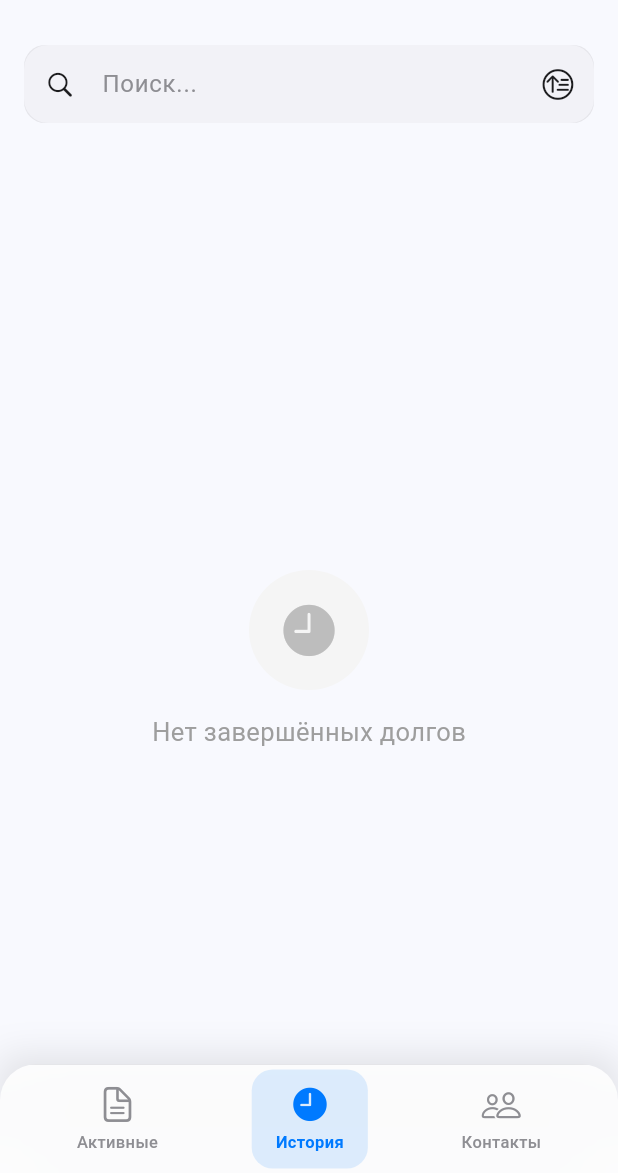
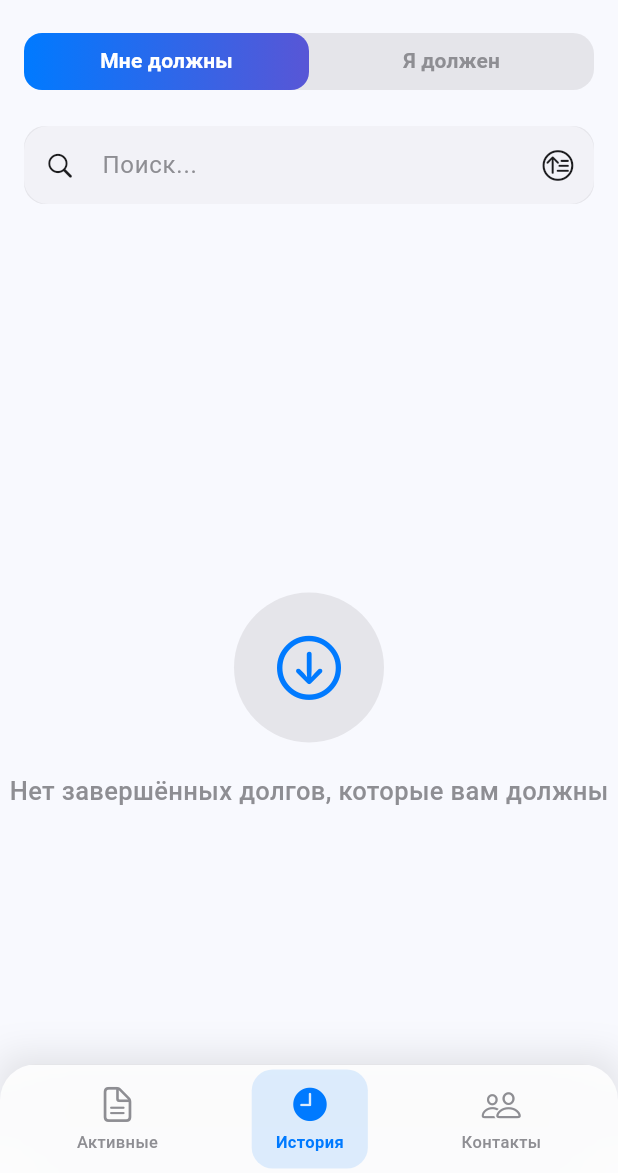
Before and after one commit to Nurtilekb/mydebt, a Flutter app: the screen it shows once a user with an empty profile is signed in, after a tap on "История", on a phone screen of 412 x 824 dp, the part 63-1236 px from its top. Run offline on Flutter 3.47's test engine with Material 3 defaults, Android fonts, the phone set to English and light mode, and no system bars; our stand-ins replace cloud_firestore, firebase_auth, firebase_core, firebase_messaging, flutter_contacts, google_sign_in and 1 more; accounts and stored records are empty; network calls fail.

Commit message:
update branch

```diff
--- a/lib/screens/active_debts_screen.dart
+++ b/lib/screens/active_debts_screen.dart
@@ -129,6 +129,7 @@ class _DebtList extends StatelessWidget {
 
   @override
   Widget build(BuildContext context) {
+    final isDark = Theme.of(context).brightness == Brightness.dark;
     return StreamBuilder<List<Debt>>(
       stream: stream,
       builder: (context, snapshot) {
@@ -147,7 +148,7 @@ class _DebtList extends StatelessWidget {
                   width: 100,
                   height: 100,
                   decoration: BoxDecoration(
-                    color: Theme.of(context).brightness == Brightness.dark
+                    color: isDark
                         ? const Color(0xFF2C2C2E)
                         : const Color(0xFFE5E5EA),
                     shape: BoxShape.circle,
@@ -157,9 +158,9 @@ class _DebtList extends StatelessWidget {
                         ? CupertinoIcons.arrow_down_circle
                         : CupertinoIcons.arrow_up_circle,
                     size: 50,
-                    color: Theme.of(
-                      context,
-                    ).colorScheme.primary.withOpacity(0.5),
+                    color: isDark
+                        ? const Color(0xFF0A84FF)
+                        : const Color(0xFF007AFF),
                   ),
                 ),
                 const SizedBox(height: 20),
@@ -167,9 +168,9 @@ class _DebtList extends StatelessWidget {
                   emptyMessage,
                   style: TextStyle(
                     fontSize: 17,
-                    color: Theme.of(
-                      context,
-                    ).colorScheme.onSurface.withOpacity(0.5),
+                    color: isDark
+                        ? const Color(0xFF8E8E93)
+                        : const Color(0xFF8E8E93),
                     fontWeight: FontWeight.w500,
                   ),
                 ),
@@ -291,19 +292,20 @@ class _DebtCard extends StatelessWidget {
                       children: [
                         Text(
                           otherName ?? 'Неизвестно',
-                          style: const TextStyle(
+                          style: TextStyle(
                             fontWeight: FontWeight.w600,
                             fontSize: 18,
                             letterSpacing: -0.3,
+                            color: isDark ? Colors.white : const Color(0xFF000000),
                           ),
                         ),
                         const SizedBox(height: 4),
                         Text(
                           isCreditor ? 'Должен вам' : 'Вы должны',
                           style: TextStyle(
-                            color: Theme.of(
-                              context,
-                            ).colorScheme.onSurface.withOpacity(0.5),
+                            color: isDark
+                                ? const Color(0xFF8E8E93)
+                                : const Color(0xFF8E8E93),
                             fontSize: 15,
                           ),
                         ),
@@ -345,9 +347,9 @@ class _DebtCard extends StatelessWidget {
                   child: Text(
                     debt.description!,
                     style: TextStyle(
-                      color: Theme.of(
-                        context,
-                      ).colorScheme.onSurface.withOpacity(0.8),
+                      color: isDark
+                          ? const Color(0xFFEBEBF5)
+                          : const Color(0xFF3A3A3C),
                       fontSize: 15,
                       height: 1.4,
                     ),
@@ -360,18 +362,18 @@ class _DebtCard extends StatelessWidget {
                   Icon(
                     CupertinoIcons.clock,
                     size: 16,
-                    color: Theme.of(
-                      context,
-                    ).colorScheme.onSurface.withOpacity(0.4),
+                    color: isDark
+                        ? const Color(0xFF8E8E93)
+                        : const Color(0xFF8E8E93),
                   ),
                   const SizedBox(width: 6),
                   Text(
                     _formatDate(debt.createdAt),
                     style: TextStyle(
                       fontSize: 14,
-                      color: Theme.of(
-                        context,
-                      ).colorScheme.onSurface.withOpacity(0.5),
+                      color: isDark
+                          ? const Color(0xFF8E8E93)
+                          : const Color(0xFF8E8E93),
                     ),
                   ),
                   const Spacer(),
--- a/lib/screens/create_debt_screen.dart
+++ b/lib/screens/create_debt_screen.dart
@@ -515,6 +515,7 @@ class _CreateDebtScreenState extends State<CreateDebtScreen> {
         description: _descController.text.trim().isEmpty
             ? null
             : _descController.text.trim(),
+        debtType: widget.debtType,
       );
       if (mounted) Navigator.pop(context);
     } catch (e) {
--- a/lib/screens/history_screen.dart
+++ b/lib/screens/history_screen.dart
@@ -12,9 +12,23 @@ class HistoryScreen extends StatefulWidget {
   State<HistoryScreen> createState() => _HistoryScreenState();
 }
 
-class _HistoryScreenState extends State<HistoryScreen> {
+class _HistoryScreenState extends State<HistoryScreen>
+    with SingleTickerProviderStateMixin {
   String _filterQuery = '';
   String _sortBy = 'date';
+  late TabController _tabController;
+
+  @override
+  void initState() {
+    super.initState();
+    _tabController = TabController(length: 2, vsync: this);
+  }
+
+  @override
+  void dispose() {
+    _tabController.dispose();
+    super.dispose();
+  }
 
   @override
   Widget build(BuildContext context) {
@@ -26,6 +40,52 @@ class _HistoryScreenState extends State<HistoryScreen> {
 
     return Column(
       children: [
+        // Tabs for "Мне должны" and "Я должен"
+        Container(
+          margin: const EdgeInsets.symmetric(horizontal: 16, vertical: 8),
+          decoration: BoxDecoration(
+            color: Theme.of(context).brightness == Brightness.dark
+                ? const Color(0xFF2C2C2E)
+                : const Color(0xFFE5E5EA),
+            borderRadius: BorderRadius.circular(14),
+          ),
+          child: TabBar(
+            controller: _tabController,
+            labelColor: Colors.white,
+            unselectedLabelColor:
+                Theme.of(context).brightness == Brightness.dark
+                ? const Color(0xFF8E8E93)
+                : const Color(0xFF8E8E93),
+            indicator: BoxDecoration(
+              borderRadius: BorderRadius.circular(12),
+              gradient: LinearGradient(
+                colors: [
+                  Theme.of(context).colorScheme.primary,
+                  Theme.of(context).colorScheme.secondary,
+                ],
+              ),
+            ),
+            indicatorSize: TabBarIndicatorSize.tab,
+            dividerColor: Colors.transparent,
+            padding: EdgeInsets.zero,
+            tabs: const [
+              Padding(
+                padding: EdgeInsets.symmetric(vertical: 8),
+                child: Text(
+                  'Мне должны',
+                  style: TextStyle(fontWeight: FontWeight.w600),
+                ),
+              ),
+              Padding(
+                padding: EdgeInsets.symmetric(vertical: 8),
+                child: Text(
+                  'Я должен',
+                  style: TextStyle(fontWeight: FontWeight.w600),
+                ),
+              ),
+            ],
+          ),
+        ),
         // Search and filter - iOS Style
         Padding(
           padding: const EdgeInsets.all(16),
@@ -66,16 +126,70 @@ class _HistoryScreenState extends State<HistoryScreen> {
           ),
         ),
 
-        // History list
+        // History list with tabs
+        Expanded(
+          child: TabBarView(
+            controller: _tabController,
+            children: [
+              // Tab 1: "Мне должны" — I'm creator, I lent money, others owe me
+              _HistoryList(
+                stream: debtService.getMyCreatedDebts(phone),
+                myRole: 'creator',
+                emptyMessage: 'Нет завершённых долгов, которые вам должны',
+                isCreditor: true,
+              ),
+              // Tab 2: "Я должен" — I'm participant, someone lent to me, I owe
+              _HistoryList(
+                stream: debtService.getParticipantDebts(phone),
+                myRole: 'participant',
+                emptyMessage: 'Нет завершённых долгов, которые вы должны',
+                isCreditor: false,
+              ),
+            ],
+          ),
+        ),
+      ],
+    );
+  }
+}
+
+class _HistoryList extends StatefulWidget {
+  final Stream<List<Debt>> stream;
+  final String myRole;
+  final String emptyMessage;
+  final bool isCreditor;
+
+  const _HistoryList({
+    required this.stream,
+    required this.myRole,
+    required this.emptyMessage,
+    required this.isCreditor,
+  });
+
+  @override
+  State<_HistoryList> createState() => _HistoryListState();
+}
+
+class _HistoryListState extends State<_HistoryList> {
+  String _filterQuery = '';
+  String _sortBy = 'date';
+
+  @override
+  Widget build(BuildContext context) {
+    return Column(
+      children: [
         Expanded(
           child: StreamBuilder<List<Debt>>(
-            stream: debtService.getArchivedDebts(phone),
+            stream: widget.stream,
             builder: (context, snapshot) {
               if (snapshot.connectionState == ConnectionState.waiting) {
-                return const Center(child: CircularProgressIndicator());
+                return const Center(child: CupertinoActivityIndicator());
               }
 
               var debts = snapshot.data ?? [];
+
+              // Filter only closed debts
+              debts = debts.where((d) => d.status == DebtStatus.closed).toList();
 
               // Apply filter
               if (_filterQuery.isNotEmpty) {
@@ -106,22 +220,34 @@ class _HistoryScreenState extends State<HistoryScreen> {
                     mainAxisAlignment: MainAxisAlignment.center,
                     children: [
                       Container(
-                        width: 80,
-                        height: 80,
+                        width: 100,
+                        height: 100,
                         decoration: BoxDecoration(
-                          color: Colors.grey.shade100,
+                          color: Theme.of(context).brightness == Brightness.dark
+                              ? const Color(0xFF2C2C2E)
+                              : const Color(0xFFE5E5EA),
                           shape: BoxShape.circle,
                         ),
                         child: Icon(
-                          CupertinoIcons.time_solid,
-                          size: 40,
-                          color: Colors.grey[400],
+                          widget.isCreditor
+                              ? CupertinoIcons.arrow_down_circle
+                              : CupertinoIcons.arrow_up_circle,
+                          size: 50,
+                          color: Theme.of(context).brightness == Brightness.dark
+                              ? const Color(0xFF0A84FF)
+                              : const Color(0xFF007AFF),
                         ),
                       ),
-                      const SizedBox(height: 16),
+                      const SizedBox(height: 20),
                       Text(
-                        'Нет завершённых долгов',
-                        style: TextStyle(fontSize: 17, color: Colors.grey[500]),
+                        widget.emptyMessage,
+                        style: TextStyle(
+                          fontSize: 17,
+                          color: Theme.of(context).brightness == Brightness.dark
+                              ? const Color(0xFF8E8E93)
+                              : const Color(0xFF8E8E93),
+                          fontWeight: FontWeight.w500,
+                        ),
                       ),
                     ],
                   ),
@@ -133,7 +259,7 @@ class _HistoryScreenState extends State<HistoryScreen> {
                 itemCount: debts.length,
                 itemBuilder: (context, index) {
                   final debt = debts[index];
-                  return _HistoryCard(debt: debt);
+                  return _HistoryCard(debt: debt, isCreditor: widget.isCreditor);
                 },
               );
             },
@@ -146,8 +272,9 @@ class _HistoryScreenState extends State<HistoryScreen> {
 
 class _HistoryCard extends StatelessWidget {
   final Debt debt;
+  final bool isCreditor;
 
-  const _HistoryCard({required this.debt});
+  const _HistoryCard({required this.debt, required this.isCreditor});
 
   @override
   Widget build(BuildContext context) {
@@ -160,6 +287,11 @@ class _HistoryCard extends StatelessWidget {
 
     final isClosed = debt.status == DebtStatus.closed;
     final statusColor = isClosed
+        ? const Color(0xFF34C759) // iOS Green
+        : const Color(0xFFFF3B30); // iOS Red
+
+    // Color coding: green for money I'll get, red for money I owe
+    final amountColor = isCreditor
         ? const Color(0xFF34C759) // iOS Green
         : const Color(0xFFFF3B30); // iOS Red
 
@@ -194,14 +326,14 @@ class _HistoryCard extends StatelessWidget {
                   width: 56,
                   height: 56,
                   decoration: BoxDecoration(
-                    color: statusColor.withOpacity(0.12),
+                    color: amountColor.withOpacity(0.12),
                     borderRadius: BorderRadius.circular(18),
                   ),
                   child: Icon(
-                    isClosed
-                        ? CupertinoIcons.checkmark_circle_fill
-                        : CupertinoIcons.xmark_circle_fill,
-                    color: statusColor,
+                    isCreditor
+                        ? CupertinoIcons.arrow_down_left
+                        : CupertinoIcons.arrow_up_right,
+                    color: amountColor,
                     size: 28,
                   ),
                 ),
@@ -212,19 +344,20 @@ class _HistoryCard extends StatelessWidget {
                     children: [
                       Text(
                         otherName ?? 'Неизвестно',
-                        style: const TextStyle(
+                        style: TextStyle(
                           fontWeight: FontWeight.w600,
                           fontSize: 17,
                           letterSpacing: -0.3,
+                          color: isDark ? Colors.white : const Color(0xFF000000),
                         ),
                       ),
                       const SizedBox(height: 4),
                       Text(
-                        isClosed ? 'Закрыт' : 'Отклонён',
+                        isCreditor ? 'Должен вам' : 'Вы должны',
                         style: TextStyle(
-                          color: Theme.of(
-                            context,
-                          ).colorScheme.onSurface.withOpacity(0.5),
+                          color: isDark
+                              ? const Color(0xFF8E8E93)
+                              : const Color(0xFF8E8E93),
                           fontSize: 14,
                         ),
                       ),
@@ -240,7 +373,7 @@ class _HistoryCard extends StatelessWidget {
                         fontWeight: FontWeight.bold,
                         fontSize: 19,
                         letterSpacing: -0.5,
-                        color: statusColor,
+                        color: amountColor,
                       ),
                     ),
                     const SizedBox(height: 4),
@@ -248,9 +381,9 @@ class _HistoryCard extends StatelessWidget {
                       _formatDate(debt.closedAt ?? debt.createdAt),
                       style: TextStyle(
                         fontSize: 12,
-                        color: Theme.of(
-                          context,
-                        ).colorScheme.onSurface.withOpacity(0.4),
+                        color: isDark
+                            ? const Color(0xFF8E8E93)
+                            : const Color(0xFF8E8E93),
                       ),
                     ),
                   ],
@@ -300,9 +433,9 @@ class _HistoryCard extends StatelessWidget {
                         width: 40,
                         height: 4,
                         decoration: BoxDecoration(
-                          color: Theme.of(
-                            context,
-                          ).colorScheme.onSurface.withOpacity(0.2),
+                          color: isDark
+                              ? const Color(0xFF3A3A3C)
+                              : const Color(0xFFD1D1D6),
                           borderRadius: BorderRadius.circular(2),
                         ),
                       ),
@@ -310,9 +443,11 @@ class _HistoryCard extends StatelessWidget {
                     const SizedBox(height: 20),
                     Text(
                       'Детали долга',
-                      style: Theme.of(context).textTheme.titleLarge?.copyWith(
+                      style: TextStyle(
                         fontWeight: FontWeight.bold,
+                        fontSize: 20,
                         letterSpacing: -0.5,
+                        color: isDark ? Colors.white : const Color(0xFF000000),
                       ),
                     ),
                     const SizedBox(height: 20),
@@ -369,7 +504,9 @@ class _HistoryCard extends StatelessWidget {
           child: Text(
             'Это действие нельзя отменить',
             style: TextStyle(
-              color: Theme.of(context).colorScheme.onSurface.withOpacity(0.7),
+              color: isDark
+                  ? const Color(0xFFEBEBF5)
+                  : const Color(0xFF3A3A3C),
               fontSize: 15,
             ),
           ),
@@ -416,16 +553,19 @@ class _DetailRow extends StatelessWidget {
           Text(
             label,
             style: TextStyle(
-              color: Theme.of(context).colorScheme.onSurface.withOpacity(0.6),
+              color: isDark
+                  ? const Color(0xFF8E8E93)
+                  : const Color(0xFF8E8E93),
               fontSize: 15,
             ),
           ),
           Text(
             value,
-            style: const TextStyle(
+            style: TextStyle(
               fontWeight: FontWeight.w600,
               fontSize: 15,
               letterSpacing: -0.3,
+              color: isDark ? Colors.white : const Color(0xFF000000),
             ),
           ),
         ],
```
Also changed, not shown: lib/screens/home_screen.dart (+12 -12 lines), lib/services/debt_service.dart (+28 -6 lines), 1 other file.
